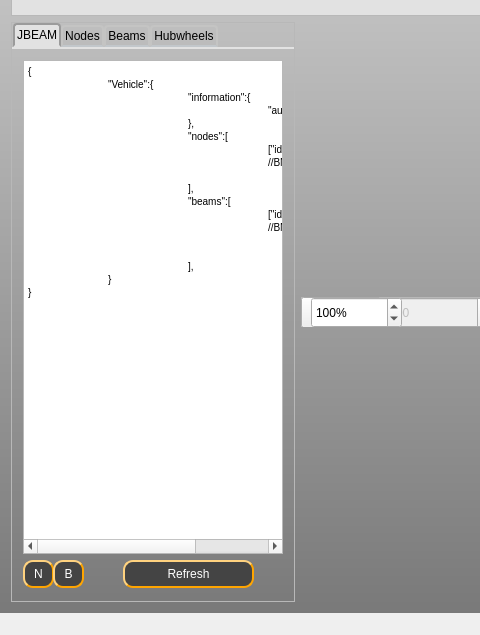
RORMasa/NodeBeamEditor, file source/mainwindow.ui: the form before one commit; both pictures show x 0 to 480 and y 136 to 771 of the 1159 by 771 pixel window.
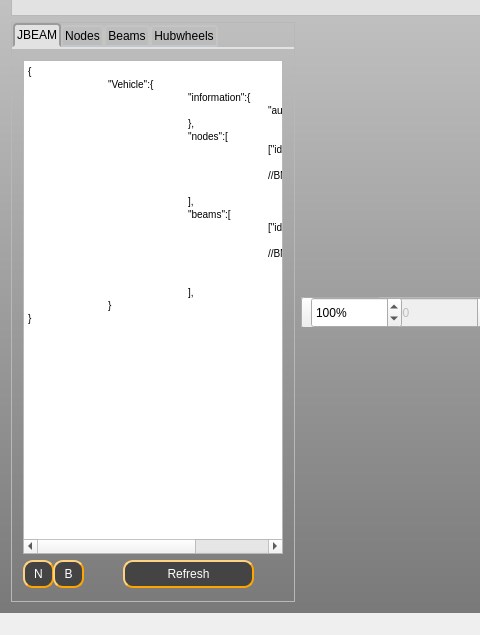
The form after the commit. Icons and pictures are not drawn.

What changed in the file:
```diff
--- a/source/mainwindow.ui
+++ b/source/mainwindow.ui
@@ -1739,11 +1739,13 @@
 &lt;p style=&quot; margin-top:0px; margin-bottom:0px; margin-left:0px; margin-right:0px; -qt-block-indent:0; text-indent:0px;&quot;&gt;		},&lt;/p&gt;
 &lt;p style=&quot; margin-top:0px; margin-bottom:0px; margin-left:0px; margin-right:0px; -qt-block-indent:0; text-indent:0px;&quot;&gt;		&amp;quot;nodes&amp;quot;:[&lt;/p&gt;
 &lt;p style=&quot; margin-top:0px; margin-bottom:0px; margin-left:0px; margin-right:0px; -qt-block-indent:0; text-indent:0px;&quot;&gt;			[&amp;quot;id&amp;quot;, &amp;quot;posX&amp;quot;, &amp;quot;posY&amp;quot;, &amp;quot;posZ&amp;quot;],&lt;/p&gt;
+&lt;p style=&quot;-qt-paragraph-type:empty; margin-top:0px; margin-bottom:0px; margin-left:0px; margin-right:0px; -qt-block-indent:0; text-indent:0px;&quot;&gt;&lt;br /&gt;&lt;/p&gt;
 &lt;p style=&quot; margin-top:0px; margin-bottom:0px; margin-left:0px; margin-right:0px; -qt-block-indent:0; text-indent:0px;&quot;&gt;			//BNEnodes&lt;/p&gt;
 &lt;p style=&quot;-qt-paragraph-type:empty; margin-top:0px; margin-bottom:0px; margin-left:0px; margin-right:0px; -qt-block-indent:0; text-indent:0px;&quot;&gt;&lt;br /&gt;&lt;/p&gt;
 &lt;p style=&quot; margin-top:0px; margin-bottom:0px; margin-left:0px; margin-right:0px; -qt-block-indent:0; text-indent:0px;&quot;&gt;		],&lt;/p&gt;
 &lt;p style=&quot; margin-top:0px; margin-bottom:0px; margin-left:0px; margin-right:0px; -qt-block-indent:0; text-indent:0px;&quot;&gt;		&amp;quot;beams&amp;quot;:[&lt;/p&gt;
 &lt;p style=&quot; margin-top:0px; margin-bottom:0px; margin-left:0px; margin-right:0px; -qt-block-indent:0; text-indent:0px;&quot;&gt;			[&amp;quot;id1:&amp;quot;, &amp;quot;id2:&amp;quot;],&lt;/p&gt;
+&lt;p style=&quot;-qt-paragraph-type:empty; margin-top:0px; margin-bottom:0px; margin-left:0px; margin-right:0px; -qt-block-indent:0; text-indent:0px;&quot;&gt;&lt;br /&gt;&lt;/p&gt;
 &lt;p style=&quot; margin-top:0px; margin-bottom:0px; margin-left:0px; margin-right:0px; -qt-block-indent:0; text-indent:0px;&quot;&gt;			//BNEbeams&lt;/p&gt;
 &lt;p style=&quot;-qt-paragraph-type:empty; margin-top:0px; margin-bottom:0px; margin-left:0px; margin-right:0px; -qt-block-indent:0; text-indent:0px;&quot;&gt;&lt;br /&gt;&lt;/p&gt;
 &lt;p style=&quot;-qt-paragraph-type:empty; margin-top:0px; margin-bottom:0px; margin-left:0px; margin-right:0px; -qt-block-indent:0; text-indent:0px;&quot;&gt;&lt;br /&gt;&lt;/p&gt;
```
Left out of the diff: 13 changed lines with no effect on the pictures.
